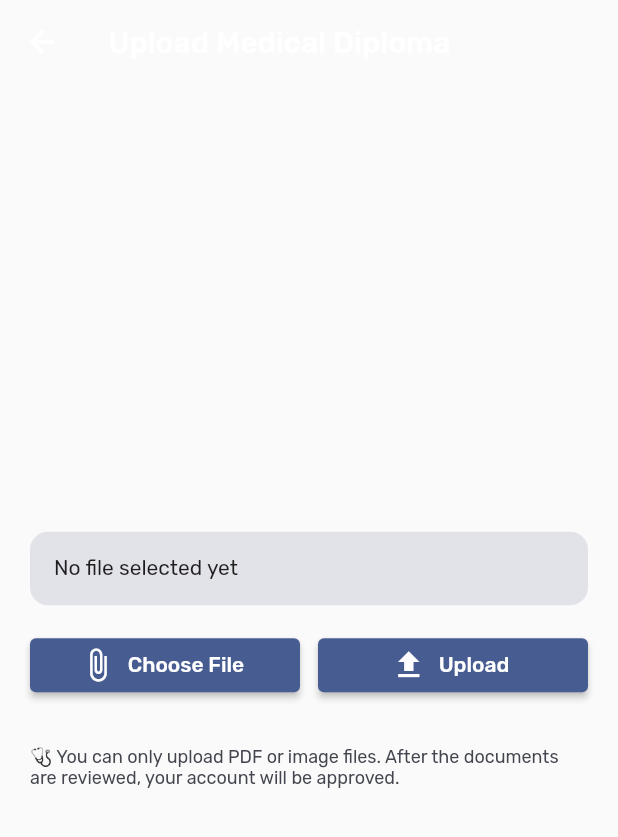
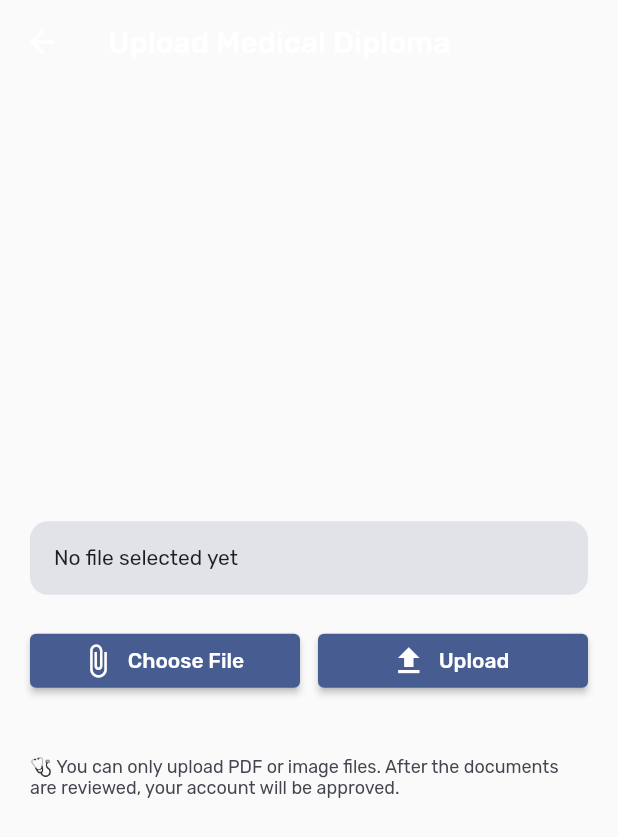
Before and after one commit to ckaradol/demoManager, a Flutter app: the screen it shows once a user with an empty profile is signed in, on a phone screen of 412 x 824 dp. Shown: the top 837 px of the screen. Run offline on Flutter 3.47's test engine with Material 3 defaults, Android fonts, the phone set to English and light mode, and no system bars; drawn by our look-alikes of toastification; our stand-ins replace bloc, cloud_firestore, easy_localization, file_picker, firebase_auth, firebase_core and 4 more; accounts and stored records are empty.

Commit message:
diploma upload screen fixed

```diff
--- a/lib/features/diploma_upload/diploma_upload_screen.dart
+++ b/lib/features/diploma_upload/diploma_upload_screen.dart
@@ -1,5 +1,6 @@
 import 'package:demomanager/core/bloc/auth_bloc/auth_bloc.dart';
 import 'package:demomanager/core/constants/app_strings.dart';
+import 'package:demomanager/core/extensions/app/app_column_gap_ext.dart';
 import 'package:demomanager/core/routes/app_routes.dart';
 import 'package:demomanager/core/services/diploma_service/diploma_service.dart';
 import 'package:demomanager/core/services/firebase_auth_service/firebase_auth_service.dart';
@@ -14,23 +15,25 @@ import '../../core/enums/app/app_spacing.dart';
 class DiplomaUploadScreen extends StatelessWidget {
   const DiplomaUploadScreen({super.key});
 
-
-
   @override
   Widget build(BuildContext context) {
-    AuthState authState=context.read<AuthBloc>().state;
+    AuthState authState = context.read<AuthBloc>().state;
     final theme = Theme.of(context);
 
     return BlocProvider(
       create: (_) => DiplomaUploadCubit(repository: DiplomaService()),
       child: Scaffold(
         appBar: AppBar(
-            leading: IconButton(onPressed: (){
+          leading: IconButton(
+            onPressed: () {
               FirebaseAuthService().signOut();
-            }, icon: Icon(Icons.arrow_back)),
+            },
+            icon: Icon(Icons.arrow_back),
+          ),
           elevation: 0,
           backgroundColor: theme.scaffoldBackgroundColor,
-            title:  Text(AppStrings.diplomaTitle)),
+          title: Text(AppStrings.diplomaTitle),
+        ),
         body: Padding(
           padding: const EdgeInsets.all(20),
           child: BlocConsumer<DiplomaUploadCubit, DiplomaUploadState>(
@@ -54,52 +57,43 @@ class DiplomaUploadScreen extends StatelessWidget {
                   Container(
                     width: double.infinity,
                     padding: const EdgeInsets.all(16),
-                    decoration: BoxDecoration(
-                      color: theme.colorScheme.surfaceContainerHighest,
-                      borderRadius: BorderRadius.circular(12),
+                    decoration: BoxDecoration(color: theme.colorScheme.surfaceContainerHighest, borderRadius: BorderRadius.circular(12)),
+                    child: file == null
+                        ? Text(AppStrings.diplomaNoFile)
+                        : Text(
+                            '${file.name} '
+                            '(${(file.size / 1024 / 1024).toStringAsFixed(2)} MB)',
                           ),
-                    child: file == null
-                        ?  Text(AppStrings.diplomaNoFile)
-                        : Text('${file.name} '
-                        '(${(file.size / 1024 / 1024).toStringAsFixed(2)} MB)'),
                   ),
-                  const SizedBox(height: 16),
                   Row(
                     children: [
                       Expanded(
-                        child: ElevatedButton.icon(
-                          onPressed: () => cubit.selectFile(),
-                          icon: const Icon(Icons.attach_file),
-                          label:  Text(AppStrings.diplomaChooseFile),
-                        ),
+                        child: ElevatedButton.icon(onPressed: () => cubit.selectFile(), icon: const Icon(Icons.attach_file), label: Text(AppStrings.diplomaChooseFile)),
                       ),
                       const SizedBox(width: 12),
-                      if(authState is AuthLogin)
+                      if (authState is AuthLogin)
                         Expanded(
                           child: ElevatedButton.icon(
-                          onPressed: state is DiplomaUploading
-                              ? null
-                              : () => cubit.uploadFile(authState.user.uid),
+                            onPressed: state is DiplomaUploading ? null : () => cubit.uploadFile(authState.user.uid),
                             icon: const Icon(Icons.upload),
-                          label:  Text(AppStrings.diplomaUpload),
+                            label: Text(AppStrings.diplomaUpload),
                           ),
                         ),
                     ],
                   ),
-                  if (state is DiplomaUploading) ...[
-                    const SizedBox(height: 20),
+                  if (state is DiplomaUploading)
+                    Column(
+                      crossAxisAlignment: CrossAxisAlignment.start,
+                      children: [
                         LinearProgressIndicator(value: progress),
-                    const SizedBox(height: 8),
+
                         Text(AppStrings.diplomaLoadingPercent((progress * 100).toStringAsFixed(0))),
                       ],
-                  SizedBox(height: AppSpacing.xLargeSpace,),
-                  Text(
-                    AppStrings.diplomaHint,
-                    style: theme.textTheme.bodySmall!
-                        .copyWith(color: theme.colorScheme.onSurfaceVariant),
-                  ),
+                    ).withGap(AppSpacing.smallSpace),
+                  SizedBox(),
+                  Text(AppStrings.diplomaHint, style: theme.textTheme.bodySmall!.copyWith(color: theme.colorScheme.onSurfaceVariant)),
                 ],
-              );
+              ).withGap(AppSpacing.defaultSpace);
             },
           ),
         ),
```
Lines whose indentation alone changed are shown as unchanged.
